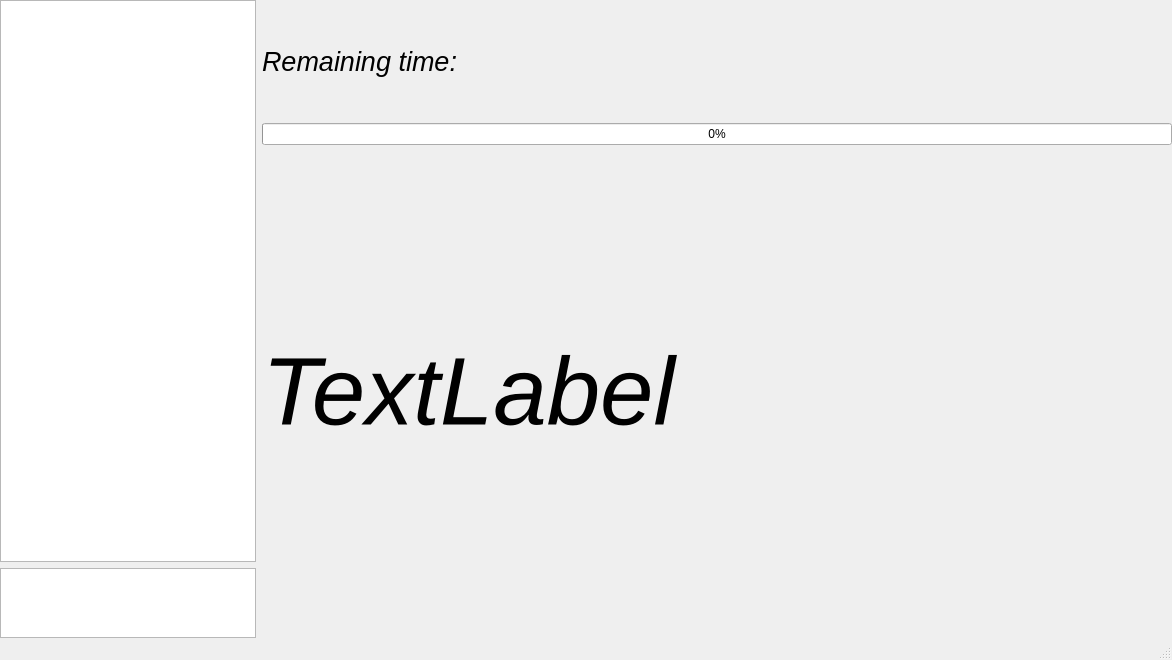
This is client/kitchenhelper_client/ui/MainWindow.ui in noFrostoo/KitchenHelper as Qt 5 draws it before an edit. The edited form follows.
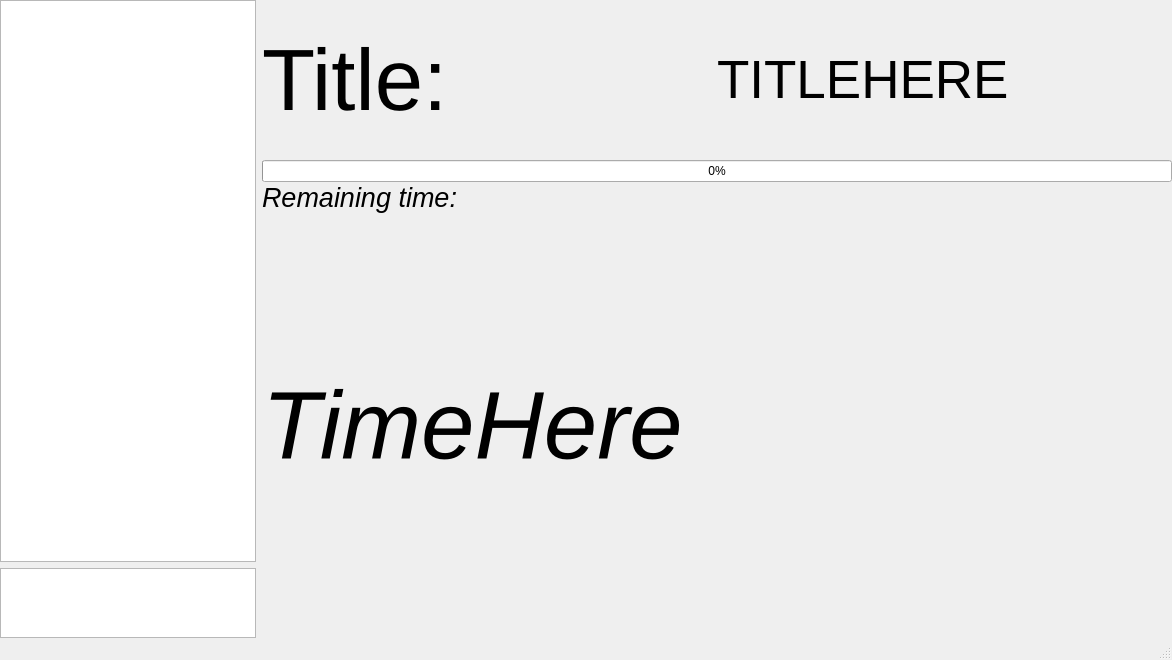
This is the edited form.

Commit message: timers improvments, added changed server action

Patch:
```diff
--- a/client/kitchenhelper_client/ui/MainWindow.ui
+++ b/client/kitchenhelper_client/ui/MainWindow.ui
@@ -87,13 +87,13 @@
       <item>
        <widget class="QStackedWidget" name="mainArea">
         <property name="sizePolicy">
-         <sizepolicy hsizetype="Preferred" vsizetype="Preferred">
-          <horstretch>2</horstretch>
+         <sizepolicy hsizetype="Ignored" vsizetype="Preferred">
+          <horstretch>30</horstretch>
           <verstretch>0</verstretch>
          </sizepolicy>
         </property>
         <widget class="QWidget" name="ListPage">
-         <layout class="QGridLayout" name="gridLayout_3">
+         <layout class="QGridLayout" name="gridLayout_3" rowstretch="1,3,0,0,0,0,0,0,0,0">
           <property name="leftMargin">
            <number>0</number>
           </property>
@@ -109,26 +109,70 @@
           <property name="spacing">
            <number>0</number>
           </property>
-          <item row="4" column="0">
-           <widget class="QLabel" name="remainingTimeText">
+          <item row="0" column="0">
+           <layout class="QHBoxLayout" name="TitleLayout" stretch="0,0">
+            <property name="spacing">
+             <number>0</number>
+            </property>
+            <property name="sizeConstraint">
+             <enum>QLayout::SetDefaultConstraint</enum>
+            </property>
+            <item>
+             <widget class="QLabel" name="timerTitleText">
             <property name="sizePolicy">
              <sizepolicy hsizetype="Preferred" vsizetype="Preferred">
-              <horstretch>0</horstretch>
-              <verstretch>4</verstretch>
+                <horstretch>5</horstretch>
+                <verstretch>0</verstretch>
              </sizepolicy>
             </property>
             <property name="font">
              <font>
-              <pointsize>72</pointsize>
-              <italic>true</italic>
+                <pointsize>65</pointsize>
+                <weight>50</weight>
+                <bold>false</bold>
              </font>
             </property>
             <property name="text">
-             <string>TextLabel</string>
-            </property>
-           </widget>
+               <string>Title:</string>
+              </property>
+             </widget>
+            </item>
+            <item>
+             <widget class="QLabel" name="timerTitleLabel">
+              <property name="sizePolicy">
+               <sizepolicy hsizetype="Expanding" vsizetype="Expanding">
+                <horstretch>5</horstretch>
+                <verstretch>1</verstretch>
+               </sizepolicy>
+              </property>
+              <property name="font">
+               <font>
+                <pointsize>40</pointsize>
+               </font>
+              </property>
+              <property name="text">
+               <string>TITLEHERE</string>
+              </property>
+             </widget>
+            </item>
+           </layout>
           </item>
           <item row="1" column="0">
+           <layout class="QVBoxLayout" name="RemainTextLayOut" stretch="0,1,70">
+            <item>
+             <widget class="QProgressBar" name="timerProgressBar">
+              <property name="sizePolicy">
+               <sizepolicy hsizetype="Minimum" vsizetype="Fixed">
+                <horstretch>20</horstretch>
+                <verstretch>5</verstretch>
+               </sizepolicy>
+              </property>
+              <property name="value">
+               <number>0</number>
+              </property>
+             </widget>
+            </item>
+            <item>
            <widget class="QLabel" name="remainingTimeLabel">
             <property name="sizePolicy">
              <sizepolicy hsizetype="Preferred" vsizetype="Preferred">
@@ -147,12 +191,29 @@
             </property>
            </widget>
           </item>
-          <item row="3" column="0">
-           <widget class="QProgressBar" name="timerProgressBar">
-            <property name="value">
-             <number>0</number>
-            </property>
-           </widget>
+            <item>
+             <widget class="QLabel" name="remainingTimeText">
+              <property name="sizePolicy">
+               <sizepolicy hsizetype="Preferred" vsizetype="Expanding">
+                <horstretch>0</horstretch>
+                <verstretch>4</verstretch>
+               </sizepolicy>
+              </property>
+              <property name="font">
+               <font>
+                <pointsize>72</pointsize>
+                <italic>true</italic>
+               </font>
+              </property>
+              <property name="frameShape">
+               <enum>QFrame::NoFrame</enum>
+              </property>
+              <property name="text">
+               <string>TimeHere</string>
+              </property>
+             </widget>
+            </item>
+           </layout>
           </item>
          </layout>
         </widget>
```
Left out of the diff: 9 changed lines with no effect on the pictures. Lines whose indentation alone changed are shown as unchanged. The commit also changes 6 other files.
